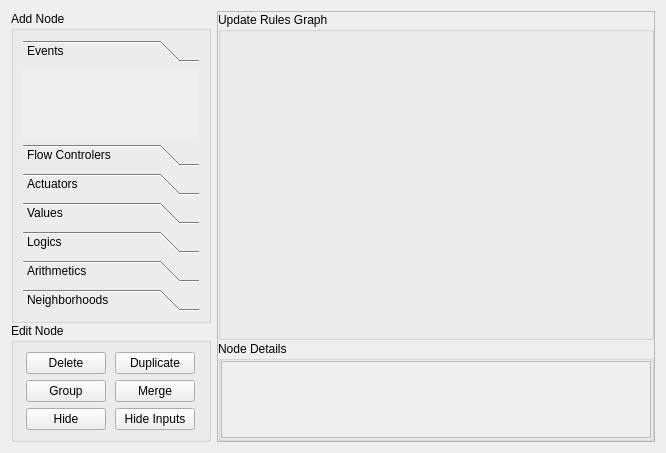
rff255/GenesisCA, file src/ca_modeler/UpdateRulesHandler/update_rules_handler.ui: the form before one commit.
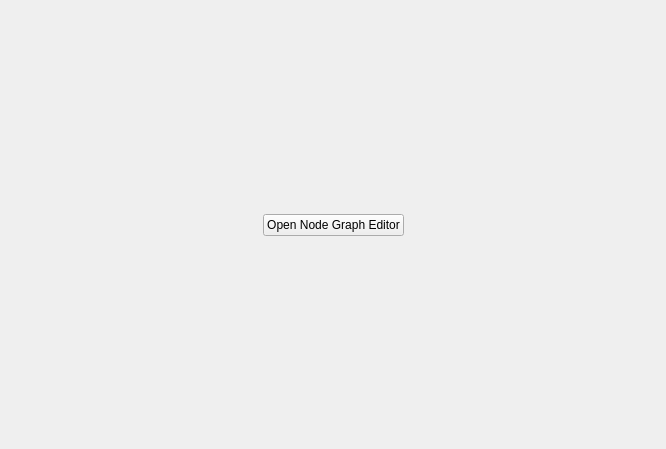
The form after the commit. The open tabs and pages were chosen to show the change.

Commit message: [Forgot Visual Studio.] - Integrates the previous QT GUI with the IMGUI for UpdateRulesHandler - Includes NodeGraphEditor - Includes Instance of NodeGraphEditor that dinamically change options of combo boxes on nodes

```diff
--- a/src/ca_modeler/UpdateRulesHandler/update_rules_handler.ui
+++ b/src/ca_modeler/UpdateRulesHandler/update_rules_handler.ui
@@ -14,346 +14,64 @@
    <string>Form</string>
   </property>
   <layout class="QGridLayout" name="gridLayout">
-   <item row="0" column="0">
-    <widget class="QFrame" name="fr_rule_tools">
-     <property name="minimumSize">
-      <size>
-       <width>160</width>
-       <height>0</height>
-      </size>
+   <item row="1" column="2">
+    <spacer name="horizontalSpacer_2">
+     <property name="orientation">
+      <enum>Qt::Horizontal</enum>
      </property>
-     <property name="maximumSize">
+     <property name="sizeHint" stdset="0">
       <size>
-       <width>200</width>
-       <height>16777215</height>
+       <width>40</width>
+       <height>20</height>
       </size>
      </property>
-     <layout class="QVBoxLayout" name="verticalLayout">
-      <property name="spacing">
-       <number>0</number>
-      </property>
-      <property name="leftMargin">
-       <number>0</number>
-      </property>
-      <property name="topMargin">
-       <number>0</number>
-      </property>
-      <property name="rightMargin">
-       <number>0</number>
-      </property>
-      <property name="bottomMargin">
-       <number>0</number>
-      </property>
-      <item>
-       <widget class="QGroupBox" name="gb_rule_nodes">
-        <property name="title">
-         <string>Add Node</string>
-        </property>
-        <layout class="QGridLayout" name="gridLayout_3">
-         <item row="0" column="0">
-          <widget class="QToolBox" name="tb_rule_nodes">
-           <property name="sizePolicy">
-            <sizepolicy hsizetype="Preferred" vsizetype="Preferred">
-             <horstretch>0</horstretch>
-             <verstretch>0</verstretch>
-            </sizepolicy>
-           </property>
-           <property name="layoutDirection">
-            <enum>Qt::LeftToRight</enum>
-           </property>
-           <property name="styleSheet">
-            <string notr="true">QToolBox { 
-border: 0px solid rgb(240, 240, 240);
-background: white;
-}
-
-QToolBox QScrollArea&gt;QWidget&gt;QWidget
-{
-  background: white;
-}</string>
-           </property>
-           <property name="currentIndex">
-            <number>6</number>
-           </property>
-           <property name="tabSpacing">
-            <number>7</number>
-           </property>
-           <widget class="QWidget" name="rule_nodes_event">
-            <property name="geometry">
-             <rect>
-              <x>0</x>
-              <y>0</y>
-              <width>180</width>
-              <height>88</height>
-             </rect>
-            </property>
-            <attribute name="label">
-             <string>Events</string>
-            </attribute>
-            <layout class="QGridLayout" name="gridLayout_5"/>
-           </widget>
-           <widget class="QWidget" name="rule_nodes_flow_controler">
-            <property name="geometry">
-             <rect>
-              <x>0</x>
-              <y>0</y>
-              <width>180</width>
-              <height>88</height>
-             </rect>
-            </property>
-            <attribute name="label">
-             <string>Flow Controlers</string>
-            </attribute>
-           </widget>
-           <widget class="QWidget" name="rule_nodes_actuator">
-            <property name="geometry">
-             <rect>
-              <x>0</x>
-              <y>0</y>
-              <width>180</width>
-              <height>88</height>
-             </rect>
-            </property>
-            <attribute name="label">
-             <string>Actuators</string>
-            </attribute>
-           </widget>
-           <widget class="QWidget" name="rule_nodes_value">
-            <property name="geometry">
-             <rect>
-              <x>0</x>
-              <y>0</y>
-              <width>180</width>
-              <height>88</height>
-             </rect>
-            </property>
-            <attribute name="label">
-             <string>Values</string>
-            </attribute>
-           </widget>
-           <widget class="QWidget" name="rule_nodes_logic">
-            <property name="geometry">
-             <rect>
-              <x>0</x>
-              <y>0</y>
-              <width>180</width>
-              <height>88</height>
-             </rect>
-            </property>
-            <attribute name="label">
-             <string>Logics</string>
-            </attribute>
-           </widget>
-           <widget class="QWidget" name="rule_nodes_arithmetic">
-            <property name="geometry">
-             <rect>
-              <x>0</x>
-              <y>0</y>
-              <width>180</width>
-              <height>88</height>
-             </rect>
-            </property>
-            <attribute name="label">
-             <string>Arithmetics</string>
-            </attribute>
-           </widget>
-           <widget class="QWidget" name="rule_nodes_neighbothood">
-            <property name="geometry">
-             <rect>
-              <x>0</x>
-              <y>0</y>
-              <width>180</width>
-              <height>88</height>
-             </rect>
-            </property>
-            <attribute name="label">
-             <string>Neighborhoods</string>
-            </attribute>
-           </widget>
-          </widget>
-         </item>
-        </layout>
-       </widget>
-      </item>
-      <item>
-       <widget class="QGroupBox" name="gb_edit_node">
-        <property name="title">
-         <string>Edit Node</string>
-        </property>
-        <layout class="QGridLayout" name="gridLayout_4">
-         <item row="0" column="1">
-          <widget class="QPushButton" name="pb_rule_duplicate">
-           <property name="sizePolicy">
-            <sizepolicy hsizetype="Fixed" vsizetype="Fixed">
-             <horstretch>0</horstretch>
-             <verstretch>0</verstretch>
-            </sizepolicy>
-           </property>
-           <property name="text">
-            <string>Duplicate</string>
-           </property>
-          </widget>
-         </item>
-         <item row="1" column="0">
-          <widget class="QPushButton" name="pb_rule_group">
-           <property name="sizePolicy">
-            <sizepolicy hsizetype="Fixed" vsizetype="Fixed">
-             <horstretch>0</horstretch>
-             <verstretch>0</verstretch>
-            </sizepolicy>
-           </property>
-           <property name="text">
-            <string>Group</string>
-           </property>
-          </widget>
-         </item>
-         <item row="1" column="1">
-          <widget class="QPushButton" name="pb_rule_merge">
-           <property name="sizePolicy">
-            <sizepolicy hsizetype="Fixed" vsizetype="Fixed">
-             <horstretch>0</horstretch>
-             <verstretch>0</verstretch>
-            </sizepolicy>
-           </property>
-           <property name="text">
-            <string>Merge</string>
-           </property>
-          </widget>
-         </item>
-         <item row="2" column="0">
-          <widget class="QPushButton" name="pb_rule_hide">
-           <property name="sizePolicy">
-            <sizepolicy hsizetype="Fixed" vsizetype="Fixed">
-             <horstretch>0</horstretch>
-             <verstretch>0</verstretch>
-            </sizepolicy>
-           </property>
-           <property name="text">
-            <string>Hide</string>
-           </property>
-          </widget>
-         </item>
-         <item row="2" column="1">
-          <widget class="QPushButton" name="pb_rule_hide_inputs">
-           <property name="sizePolicy">
-            <sizepolicy hsizetype="Fixed" vsizetype="Fixed">
-             <horstretch>0</horstretch>
-             <verstretch>0</verstretch>
-            </sizepolicy>
-           </property>
-           <property name="text">
-            <string>Hide Inputs</string>
-           </property>
-          </widget>
-         </item>
-         <item row="0" column="0">
-          <widget class="QPushButton" name="pb_rule_delete">
-           <property name="sizePolicy">
-            <sizepolicy hsizetype="Fixed" vsizetype="Fixed">
-             <horstretch>0</horstretch>
-             <verstretch>0</verstretch>
-            </sizepolicy>
-           </property>
-           <property name="text">
-            <string>Delete</string>
-           </property>
-          </widget>
-         </item>
-        </layout>
-       </widget>
-      </item>
-     </layout>
+    </spacer>
+   </item>
+   <item row="1" column="1">
+    <widget class="QPushButton" name="pbtn_open_node_graph_editor">
+     <property name="text">
+      <string>Open Node Graph Editor</string>
+     </property>
     </widget>
    </item>
+   <item row="1" column="0">
+    <spacer name="horizontalSpacer">
+     <property name="orientation">
+      <enum>Qt::Horizontal</enum>
+     </property>
+     <property name="sizeHint" stdset="0">
+      <size>
+       <width>40</width>
+       <height>20</height>
+      </size>
+     </property>
+    </spacer>
+   </item>
+   <item row="2" column="1">
+    <spacer name="verticalSpacer">
+     <property name="orientation">
+      <enum>Qt::Vertical</enum>
+     </property>
+     <property name="sizeHint" stdset="0">
+      <size>
+       <width>20</width>
+       <height>40</height>
+      </size>
+     </property>
+    </spacer>
+   </item>
    <item row="0" column="1">
-    <widget class="QFrame" name="fr_rule_graph_view">
-     <property name="frameShape">
-      <enum>QFrame::StyledPanel</enum>
+    <spacer name="verticalSpacer_2">
+     <property name="orientation">
+      <enum>Qt::Vertical</enum>
      </property>
-     <property name="frameShadow">
-      <enum>QFrame::Raised</enum>
+     <property name="sizeHint" stdset="0">
+      <size>
+       <width>20</width>
+       <height>40</height>
+      </size>
      </property>
-     <layout class="QGridLayout" name="gridLayout_6">
-      <property name="leftMargin">
-       <number>0</number>
-      </property>
-      <property name="topMargin">
-       <number>0</number>
-      </property>
-      <property name="rightMargin">
-       <number>0</number>
-      </property>
-      <property name="bottomMargin">
-       <number>0</number>
-      </property>
-      <property name="spacing">
-       <number>1</number>
-      </property>
-      <item row="1" column="0">
-       <widget class="QGroupBox" name="gb_node_details">
-        <property name="minimumSize">
-         <size>
-          <width>0</width>
-          <height>100</height>
-         </size>
-        </property>
-        <property name="maximumSize">
-         <size>
-          <width>16777215</width>
-          <height>100</height>
-         </size>
-        </property>
-        <property name="title">
-         <string>Node Details</string>
-        </property>
-        <layout class="QGridLayout" name="gridLayout_7">
-         <property name="leftMargin">
-          <number>0</number>
-         </property>
-         <property name="topMargin">
-          <number>0</number>
-         </property>
-         <property name="rightMargin">
-          <number>0</number>
-         </property>
-         <property name="bottomMargin">
-          <number>0</number>
-         </property>
-         <item row="0" column="0">
-          <widget class="QTextBrowser" name="txt_node_details">
-           <property name="styleSheet">
-            <string notr="true">background-color: rgb(240, 240, 240);
-</string>
-           </property>
-           <property name="html">
-            <string>&lt;!DOCTYPE HTML PUBLIC &quot;-//W3C//DTD HTML 4.0//EN&quot; &quot;http://www.w3.org/TR/REC-html40/strict.dtd&quot;&gt;
-&lt;html&gt;&lt;head&gt;&lt;meta name=&quot;qrichtext&quot; content=&quot;1&quot; /&gt;&lt;style type=&quot;text/css&quot;&gt;
-p, li { white-space: pre-wrap; }
-&lt;/style&gt;&lt;/head&gt;&lt;body style=&quot; font-family:'MS Shell Dlg 2'; font-size:8.25pt; font-weight:400; font-style:normal;&quot;&gt;
-&lt;p style=&quot;-qt-paragraph-type:empty; margin-top:0px; margin-bottom:0px; margin-left:0px; margin-right:0px; -qt-block-indent:0; text-indent:0px;&quot;&gt;&lt;br /&gt;&lt;/p&gt;&lt;/body&gt;&lt;/html&gt;</string>
-           </property>
-           <property name="openExternalLinks">
-            <bool>true</bool>
-           </property>
-          </widget>
-         </item>
-        </layout>
-       </widget>
-      </item>
-      <item row="0" column="0">
-       <widget class="QGroupBox" name="gb_graph_editor">
-        <property name="title">
-         <string>Update Rules Graph</string>
-        </property>
-        <layout class="QGridLayout" name="gridLayout_21">
-         <item row="0" column="0">
-          <widget class="QWidget" name="widget" native="true"/>
-         </item>
-        </layout>
-       </widget>
-      </item>
-     </layout>
-    </widget>
+    </spacer>
    </item>
   </layout>
  </widget>
```
The commit also changes 9 other files.
